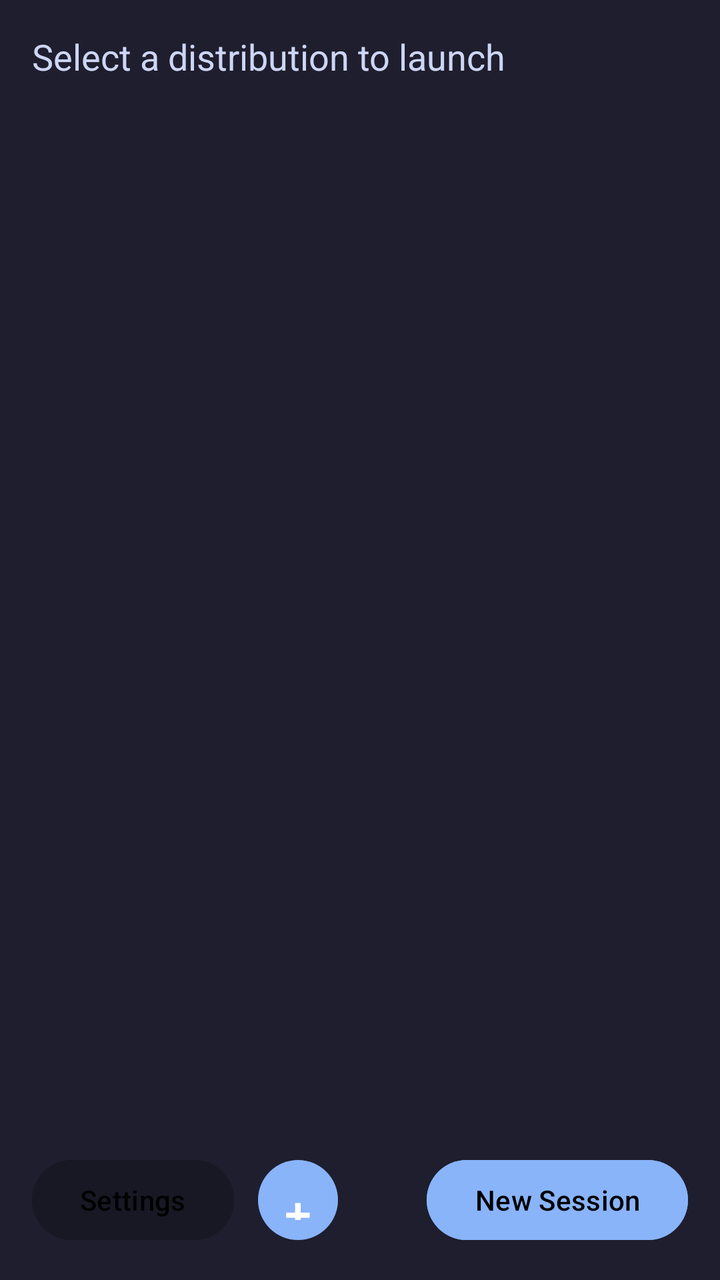
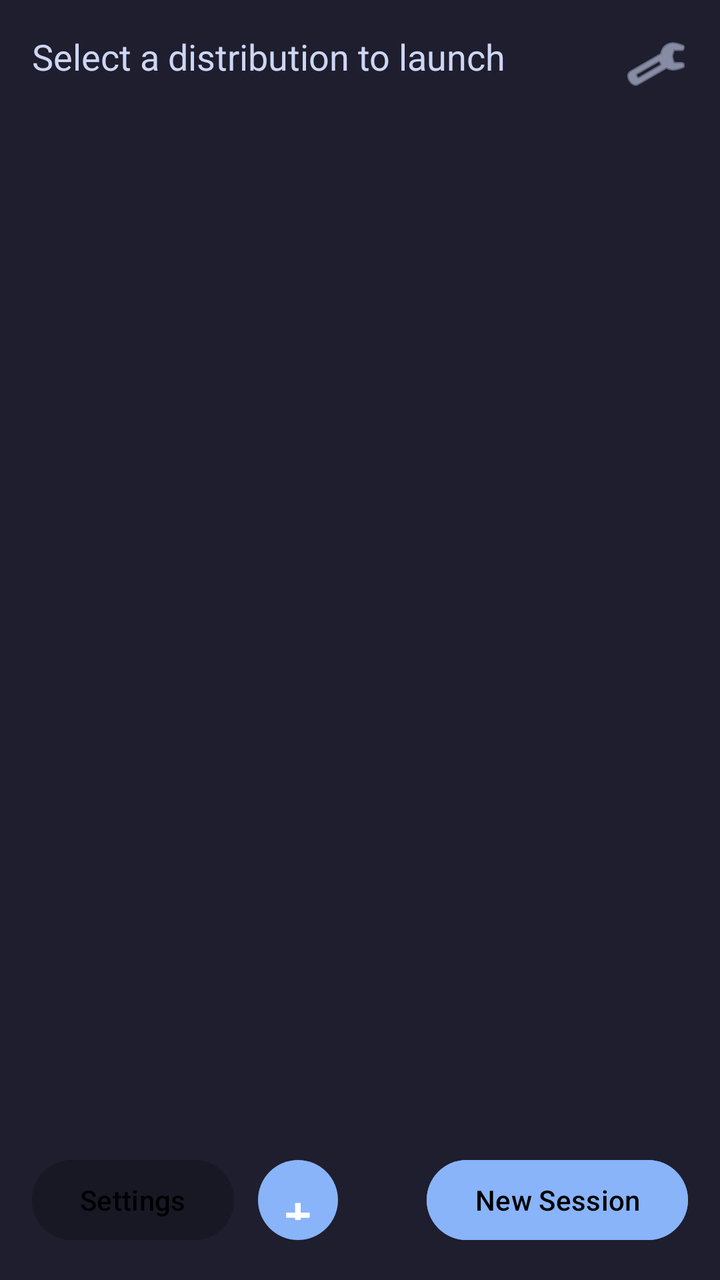

An Android layout rendered at two revisions. The XML below is the earlier revision; the diff shows what the commit changed to produce the second picture.
<!-- AndroidManifest.xml: activity theme Theme.RedTermApp -->
<!-- res/layout/activity_main.xml -->
<?xml version="1.0" encoding="utf-8"?>
<androidx.constraintlayout.widget.ConstraintLayout
    xmlns:android="http://schemas.android.com/apk/res/android"
    xmlns:app="http://schemas.android.com/apk/res-auto"
    android:layout_width="match_parent"
    android:layout_height="match_parent"
    android:background="?attr/terminalBg"
    android:fitsSystemWindows="true">

    <TextView
        android:id="@+id/welcome_text"
        android:layout_width="wrap_content"
        android:layout_height="wrap_content"
        android:text="Select a distribution to launch"
        android:textColor="?attr/terminalText"
        android:textSize="18sp"
        android:layout_margin="16dp"
        app:layout_constraintTop_toTopOf="parent"
        app:layout_constraintStart_toStartOf="parent" />

    <ScrollView
        android:layout_width="match_parent"
        android:layout_height="0dp"
        android:layout_margin="16dp"
        app:layout_constraintTop_toBottomOf="@id/welcome_text"
        app:layout_constraintBottom_toTopOf="@id/settings_button">

        <LinearLayout
            android:id="@+id/distro_list"
            android:layout_width="match_parent"
            android:layout_height="wrap_content"
            android:orientation="vertical" />

    </ScrollView>

    <Button
        android:id="@+id/settings_button"
        android:layout_width="wrap_content"
        android:layout_height="48dp"
        android:text="@string/settings"
        android:textAllCaps="false"
        android:backgroundTint="?attr/extraKeysBg"
        app:layout_constraintBottom_toBottomOf="parent"
        app:layout_constraintStart_toStartOf="parent"
        android:layout_margin="16dp" />

    <com.google.android.material.button.MaterialButton
        android:id="@+id/add_distro_button"
        style="@style/Widget.Material3.Button.IconButton"
        android:layout_width="48dp"
        android:layout_height="48dp"
        android:text="+"
        android:textSize="24sp"
        android:textColor="#FFFFFFFF"
        app:backgroundTint="@color/primary"
        app:iconTint="@null"
        app:layout_constraintBottom_toBottomOf="parent"
        app:layout_constraintStart_toEndOf="@id/settings_button"
        android:layout_marginStart="8dp"
        android:layout_marginBottom="16dp" />

    <Button
        android:id="@+id/new_session_button"
        android:layout_width="wrap_content"
        android:layout_height="48dp"
        android:text="@string/new_session"
        android:textAllCaps="false"
        android:backgroundTint="@color/primary"
        app:layout_constraintBottom_toBottomOf="parent"
        app:layout_constraintEnd_toEndOf="parent"
        android:layout_margin="16dp" />

</androidx.constraintlayout.widget.ConstraintLayout>
<!-- resources referenced by this layout -->
<resources>
  <color name="primary">#FF89B4FA</color>
  <string name="new_session">New Session</string>
  <string name="settings">Settings</string>
  <style name="Theme.RedTermApp" parent="Theme.Material3.DayNight.NoActionBar">
          <item name="colorPrimary">@color/primary</item>
          <item name="colorOnPrimary">@color/black</item>
          <item name="colorSurface">@color/surface</item>
          <item name="colorOnSurface">@color/on_surface</item>
          <item name="android:statusBarColor">@color/terminal_bg</item>
          <item name="android:navigationBarColor">@color/terminal_bg</item>
          <item name="terminalBg">@color/terminal_bg</item>
          <item name="terminalText">@color/terminal_text</item>
          <item name="extraKeysBg">@color/extra_keys_bg</item>
          <item name="extraKeysText">@color/extra_keys_text</item>
      </style>
  <color name="black">#FF000000</color>
  <color name="surface">#FF1E1E2E</color>
  <color name="on_surface">#FFCDD6F4</color>
  <color name="terminal_bg">#FF1E1E2E</color>
  <color name="terminal_text">#FFCDD6F4</color>
  <color name="extra_keys_bg">#FF181825</color>
  <color name="extra_keys_text">#FFCDD6F4</color>
</resources>

<!-- the commit's change to res/layout/activity_main.xml (unified diff, before → after) -->
@@ -17,6 +17,19 @@
         android:layout_margin="16dp"
         app:layout_constraintTop_toTopOf="parent"
         app:layout_constraintStart_toStartOf="parent" />
+
+    <ImageButton
+        android:id="@+id/settings_gear"
+        android:layout_width="48dp"
+        android:layout_height="48dp"
+        android:src="@android:drawable/ic_menu_manage"
+        android:scaleType="centerInside"
+        android:background="?attr/selectableItemBackgroundBorderless"
+        android:contentDescription="Settings"
+        android:tint="?attr/terminalText"
+        app:layout_constraintTop_toTopOf="parent"
+        app:layout_constraintEnd_toEndOf="parent"
+        android:layout_margin="8dp" />
 
     <ScrollView
         android:layout_width="match_parent"
